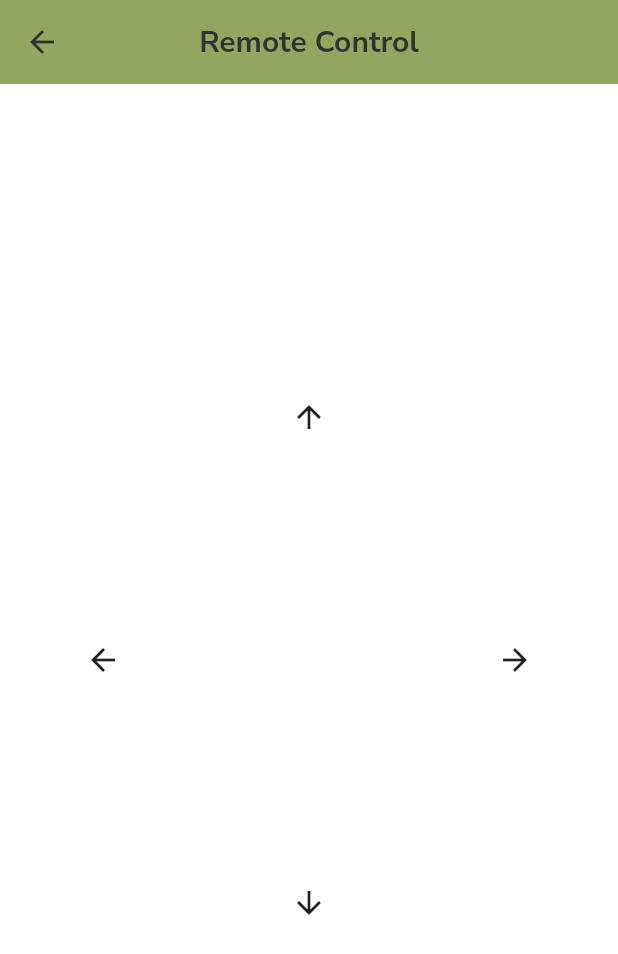
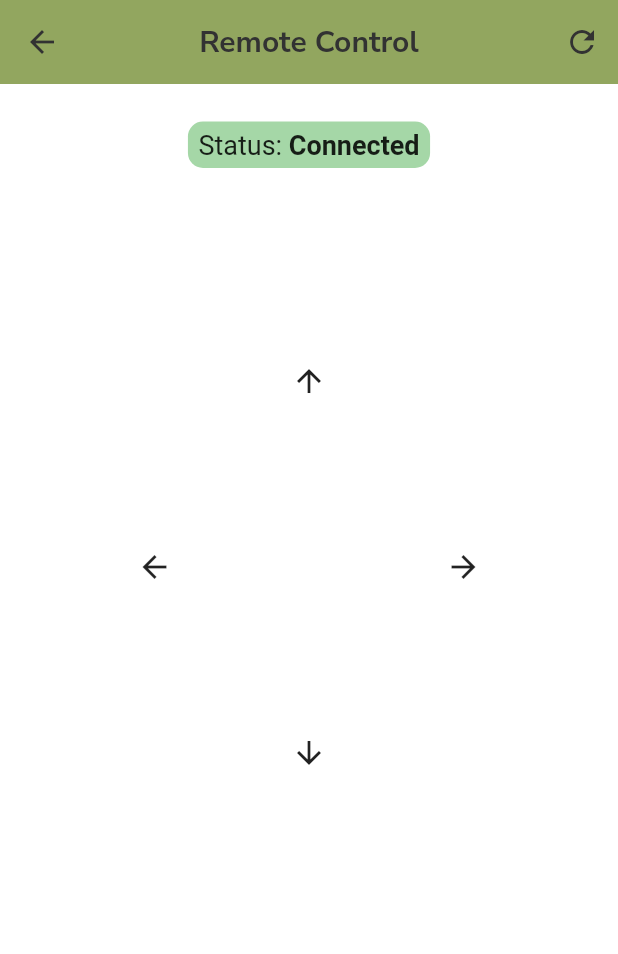
Before and after one commit to ThrivikramGR/nWarehouse-App, a Flutter app: the RemoteControlScreen screen opened directly, on a phone screen of 412 x 824 dp. Shown: the top 954 px of the screen. Run offline on Flutter 3.47's test engine with Material 2 defaults, Android fonts, the phone set to English and light mode, and no system bars; our stand-ins replace cloud_firestore, date_time_picker, dio, firebase_auth, firebase_core, flutter_spinkit and 4 more; accounts and stored records are empty.

Commit message:
status added, code refactored

```diff
--- a/lib/screens/home/remoteControl_screen.dart
+++ b/lib/screens/home/remoteControl_screen.dart
@@ -1,20 +1,11 @@
 import 'package:flutter/material.dart';
 
 class RemoteControlScreen extends StatefulWidget {
-  const RemoteControlScreen({Key? key}) : super(key: key);
-
   @override
   State<RemoteControlScreen> createState() => _RemoteControlScreenState();
 }
 
 class _RemoteControlScreenState extends State<RemoteControlScreen> {
-  Map<Direction, bool> pressStateMap = {
-    Direction.UP: false,
-    Direction.DOWN: false,
-    Direction.LEFT: false,
-    Direction.RIGHT: false,
-  };
-
   @override
   Widget build(BuildContext context) {
     return Scaffold(
@@ -34,111 +25,119 @@ class _RemoteControlScreenState extends State<RemoteControlScreen> {
         iconTheme: IconThemeData(
           color: Color(0xFF323232),
         ),
+        actions: [
+          IconButton(
+            onPressed: () {
+              //todo: implement refresh
+            },
+            icon: Icon(
+              Icons.refresh,
             ),
-      body: Center(
+          ),
+        ],
+      ),
+      body: Column(
+        children: [
+          SizedBox(
+            height: 25,
+          ),
+          Container(
+            decoration: BoxDecoration(
+              color: Colors.green.withOpacity(0.5),
+              borderRadius: BorderRadius.circular(10),
+            ),
+            padding: EdgeInsets.symmetric(horizontal: 7, vertical: 5),
             child: Row(
+              mainAxisAlignment: MainAxisAlignment.center,
+              mainAxisSize: MainAxisSize.min,
+              children: [
+                Text(
+                  "Status: ",
+                  style: TextStyle(
+                    fontSize: 18,
+                  ),
+                ),
+                Text(
+                  //todo: getStatus dynamically
+                  "Connected",
+                  style: TextStyle(
+                    fontSize: 18,
+                    fontWeight: FontWeight.bold,
+                  ),
+                ),
+              ],
+            ),
+          ),
+          SizedBox(
+            height: 80,
+          ),
+          Container(
+            child: Column(
+              children: [
+                ArrowButton(
+                  icon: Icons.arrow_upward,
+                  onPressedCallback: () {
+                    print("up");
+                  },
+                ),
+                Row(
                   mainAxisAlignment: MainAxisAlignment.spaceAround,
                   children: [
-            GestureDetector(
+                    ArrowButton(
+                      icon: Icons.arrow_back,
+                      onPressedCallback: () {
+                        print("left");
+                      },
+                    ),
+                    ArrowButton(
+                      icon: Icons.arrow_forward,
+                      onPressedCallback: () {
+                        print("right");
+                      },
+                    ),
+                  ],
+                ),
+                ArrowButton(
+                  icon: Icons.arrow_downward,
+                  onPressedCallback: () {
+                    print("down");
+                  },
+                ),
+              ],
+            ),
+          ),
+        ],
+      ),
+    );
+  }
+}
+
+class ArrowButton extends StatelessWidget {
+  final IconData icon;
+  final VoidCallback onPressedCallback;
+  bool _pressState = false;
+
+  ArrowButton({required this.icon, required this.onPressedCallback});
+  @override
+  Widget build(BuildContext context) {
+    return GestureDetector(
       onTapDown: (TapDownDetails val) async {
-                pressStateMap[Direction.LEFT] = true;
+        _pressState = true;
         do {
-                  print("left Pressed");
+          onPressedCallback();
           await Future.delayed(Duration(seconds: 1));
-                } while (pressStateMap[Direction.LEFT] == true);
+        } while (_pressState == true);
       },
       onTapCancel: () {
-                pressStateMap[Direction.LEFT] = false;
+        _pressState = false;
       },
       child: InkWell(
         onTap: () {},
         child: Padding(
           padding: EdgeInsets.all(50),
-                  child: Icon(
-                    Icons.arrow_back,
-                  ),
-                ),
-              ),
-            ),
-            Column(
-              mainAxisSize: MainAxisSize.min,
-              children: [
-                GestureDetector(
-                  onTapDown: (TapDownDetails val) async {
-                    pressStateMap[Direction.UP] = true;
-
-                    do {
-                      print("up Pressed");
-                      await Future.delayed(Duration(seconds: 1));
-                    } while (pressStateMap[Direction.UP] == true);
-                  },
-                  onTapCancel: () {
-                    pressStateMap[Direction.UP] = false;
-                  },
-                  child: InkWell(
-                    onTap: () {},
-                    child: Padding(
-                      padding: EdgeInsets.all(50),
-                      child: Icon(
-                        Icons.arrow_upward,
-                      ),
-                    ),
-                  ),
-                ),
-                SizedBox(
-                  height: 200,
-                ),
-                GestureDetector(
-                  onTapDown: (TapDownDetails val) async {
-                    pressStateMap[Direction.DOWN] = true;
-
-                    do {
-                      print("down Pressed");
-                      await Future.delayed(Duration(seconds: 1));
-                    } while (pressStateMap[Direction.DOWN] == true);
-                  },
-                  onTapCancel: () {
-                    pressStateMap[Direction.DOWN] = false;
-                  },
-                  child: InkWell(
-                    onTap: () {},
-                    child: Padding(
-                      padding: EdgeInsets.all(50),
-                      child: Icon(
-                        Icons.arrow_downward,
-                      ),
-                    ),
-                  ),
-                ),
-              ],
-            ),
-            GestureDetector(
-              onTapDown: (TapDownDetails val) async {
-                pressStateMap[Direction.RIGHT] = true;
-
-                do {
-                  print("right Pressed");
-                  await Future.delayed(Duration(seconds: 1));
-                } while (pressStateMap[Direction.RIGHT] == true);
-              },
-              onTapCancel: () {
-                pressStateMap[Direction.RIGHT] = false;
-              },
-              child: InkWell(
-                onTap: () {},
-                child: Padding(
-                  padding: EdgeInsets.all(50),
-                  child: Icon(
-                    Icons.arrow_forward,
-                  ),
-                ),
-              ),
-            ),
-          ],
+          child: Icon(icon),
         ),
       ),
     );
   }
 }
-
-enum Direction { UP, DOWN, LEFT, RIGHT }
```
Lines whose indentation alone changed are shown as unchanged.
